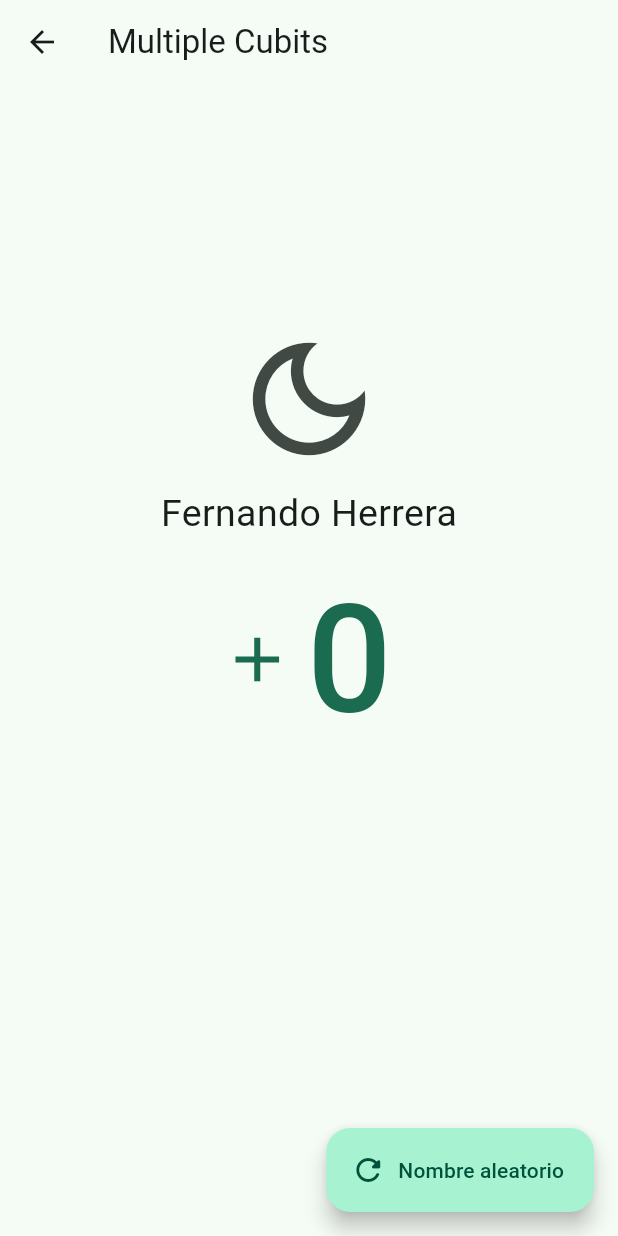
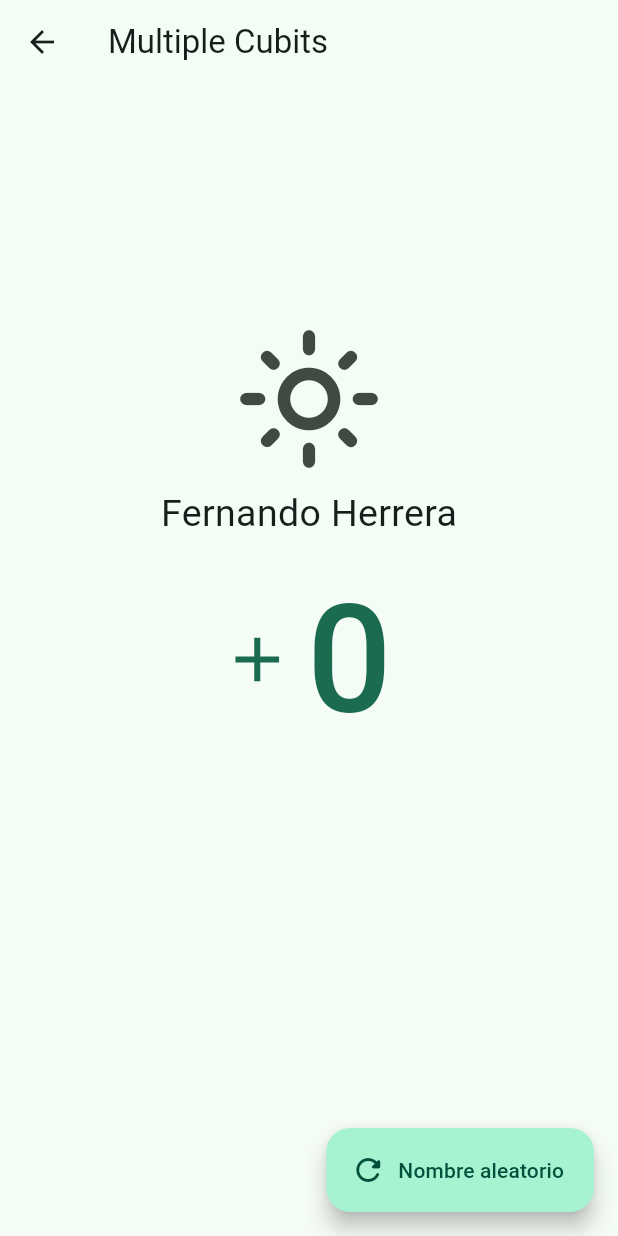
Before and after one commit to Juanca0312/flutter_bloc_course, a Flutter app: the screen it shows after launch, after a tap on "Multiples cubits", on a phone screen of 412 x 824 dp. Run offline on Flutter 3.47's test engine with Material 3 defaults, Android fonts, the phone set to English and light mode, and no system bars; our stand-ins replace dio, equatable, flutter_bloc, get_it, go_router; missing offline and left inert: random_name_generator.

Commit message:
multiple cubits

```diff
--- a/lib/main.dart
+++ b/lib/main.dart
@@ -1,9 +1,15 @@
 import 'package:blocs_app/presentation/blocs/01_simple_subit/username_cubit.dart';
+import 'package:blocs_app/presentation/blocs/03_multiple_cubit/counter_cubit.dart';
+import 'package:blocs_app/presentation/blocs/03_theme/theme_cubit.dart';
+import 'package:blocs_app/presentation/blocs/service_locator.dart';
 import 'package:flutter/material.dart';
 import 'package:blocs_app/config/config.dart';
 import 'package:flutter_bloc/flutter_bloc.dart';
 
-void main() => runApp(const BlocsProviders());
+void main() {
+  serviceLocator();
+  runApp(const BlocsProviders());
+}
 
 class BlocsProviders extends StatelessWidget {
   const BlocsProviders({super.key});
@@ -12,8 +18,10 @@ class BlocsProviders extends StatelessWidget {
   Widget build(BuildContext context) {
     return MultiBlocProvider(
       providers: [
-        BlocProvider(create: (_) => UsernameCubit()),
-        BlocProvider(create: (_) => RouterSimpleCubit()),
+        BlocProvider(create: (_) => getIt<UsernameCubit>()),
+        BlocProvider(create: (_) => getIt<RouterSimpleCubit>()),
+        BlocProvider(create: (_) => getIt<CounterCubit>()),
+        BlocProvider(create: (_) => getIt<ThemeCubit>()),
       ],
       child: const MyApp(),
     );
@@ -29,7 +37,7 @@ class MyApp extends StatelessWidget {
       title: 'Flutter BLoC',
       debugShowCheckedModeBanner: false,
       routerConfig: context.read<RouterSimpleCubit>().state,
-      theme: AppTheme(isDarkmode: false).getTheme(),
+      theme: AppTheme(isDarkmode: context.watch<ThemeCubit>().state.isDarkMode).getTheme(),
     );
   }
 }
--- /dev/null
+++ b/lib/presentation/blocs/03_multiple_cubit/counter_cubit.dart
@@ -0,0 +1,9 @@
+import 'package:flutter_bloc/flutter_bloc.dart';
+
+class CounterCubit extends Cubit<int> {
+  CounterCubit() : super(0);
+
+  void incrementBy(int value) {
+    emit(state + 2);
+  }
+}
--- /dev/null
+++ b/lib/presentation/blocs/03_theme/theme_state.dart
@@ -0,0 +1,14 @@
+part of 'theme_cubit.dart';
+
+class ThemeState extends Equatable {
+  const ThemeState({
+    required this.isDarkMode,
+  });
+
+  final bool isDarkMode;
+
+  @override
+  List<Object> get props => [
+        isDarkMode,
+      ];
+}
--- /dev/null
+++ b/lib/presentation/blocs/service_locator.dart
@@ -0,0 +1,14 @@
+import 'package:blocs_app/config/config.dart';
+import 'package:blocs_app/presentation/blocs/01_simple_subit/username_cubit.dart';
+import 'package:blocs_app/presentation/blocs/03_multiple_cubit/counter_cubit.dart';
+import 'package:blocs_app/presentation/blocs/03_theme/theme_cubit.dart';
+import 'package:get_it/get_it.dart';
+
+GetIt getIt = GetIt.instance;
+
+void serviceLocator() {
+  getIt.registerSingleton(UsernameCubit());
+  getIt.registerSingleton(RouterSimpleCubit());
+  getIt.registerSingleton(CounterCubit());
+  getIt.registerSingleton(ThemeCubit());
+}
--- a/lib/presentation/screens/03_multiple_cubits/multiple_cubits_screen.dart
+++ b/lib/presentation/screens/03_multiple_cubits/multiple_cubits_screen.dart
@@ -1,11 +1,16 @@
+import 'package:blocs_app/presentation/blocs/03_multiple_cubit/counter_cubit.dart';
+import 'package:blocs_app/presentation/blocs/03_theme/theme_cubit.dart';
 import 'package:flutter/material.dart';
-
+import 'package:flutter_bloc/flutter_bloc.dart';
 
 class MultipleCubitScreen extends StatelessWidget {
   const MultipleCubitScreen({super.key});
 
   @override
   Widget build(BuildContext context) {
+    final counterCubit = context.watch<CounterCubit>();
+    final themeCubit = context.watch<ThemeCubit>();
+
     return Scaffold(
       appBar: AppBar(
         title: const Text('Multiple Cubits'),
@@ -13,29 +18,28 @@ class MultipleCubitScreen extends StatelessWidget {
       body: Center(
           child: Column(
         children: [
-            const Spacer(flex: 1,),
-
+          const Spacer(
+            flex: 1,
+          ),
           IconButton(
-              // icon: const Icon( Icons.light_mode_outlined, size: 100 ),
-              icon: const Icon( Icons.dark_mode_outlined, size: 100 ),
-              onPressed: () {},
+            icon: Icon(themeCubit.state.isDarkMode ? Icons.dark_mode_outlined : Icons.light_mode_outlined, size: 100),
+            onPressed: () => themeCubit.toggleTheme(),
           ),
-
-            const Text('Fernando Herrera', style: TextStyle(fontSize: 25 )),
-
+          const Text('Fernando Herrera', style: TextStyle(fontSize: 25)),
           TextButton.icon(
-              icon: const Icon( Icons.add, size: 50,),
-              label: const Text('0', style: TextStyle(fontSize: 100)),
-              onPressed: () {},
+            icon: const Icon(
+              Icons.add,
+              size: 50,
             ),
-
-            const Spacer( flex: 2 ),
+            label: Text(counterCubit.state.toString(), style: TextStyle(fontSize: 100)),
+            onPressed: () => counterCubit.incrementBy(2),
+          ),
+          const Spacer(flex: 2),
         ],
-        )
-      ),
+      )),
       floatingActionButton: FloatingActionButton.extended(
         label: const Text('Nombre aleatorio'),
-        icon: const Icon( Icons.refresh_rounded ),
+        icon: const Icon(Icons.refresh_rounded),
         onPressed: () {},
       ),
     );
```
Also changed, not shown: lib/presentation/blocs/03_theme/theme_cubit.dart (added, +20 -0 lines), 9 other files. Lines whose indentation alone changed are shown as unchanged.
